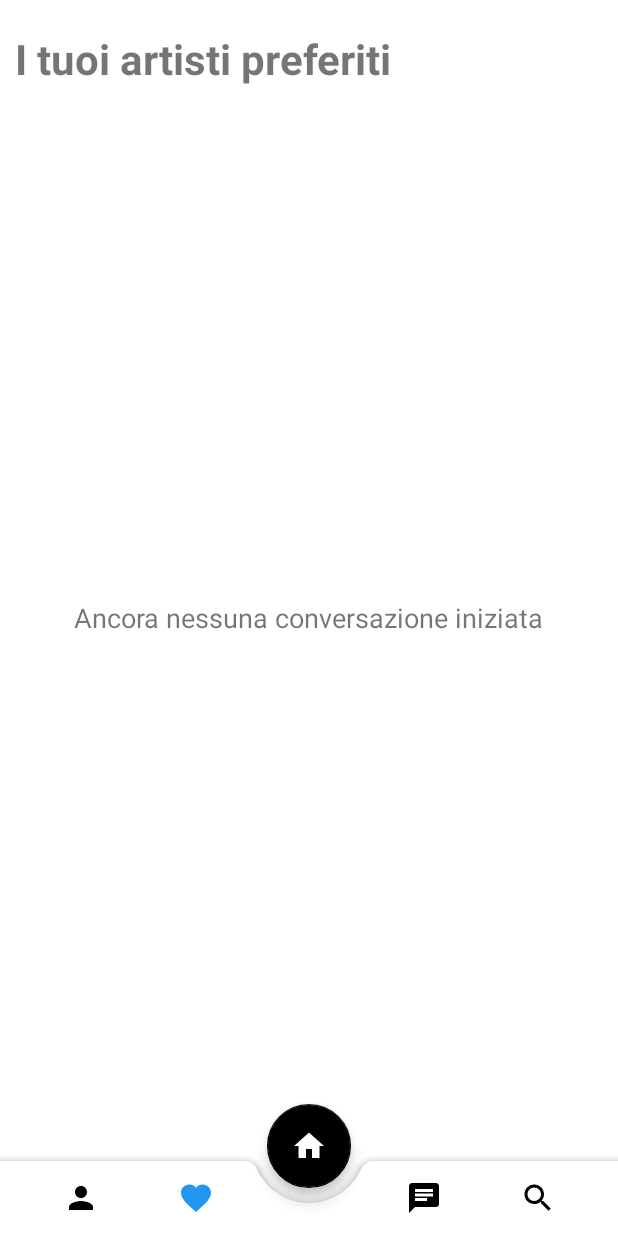
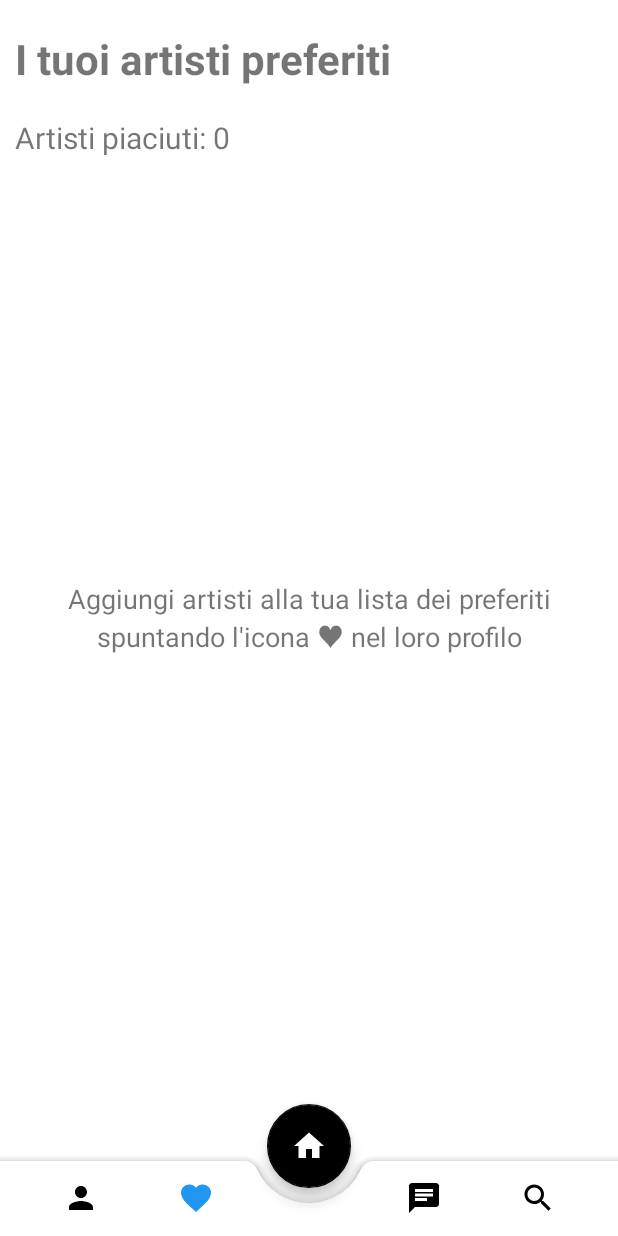
Before and after one commit to alessandrofloris/ProgettoIum, an Android app: the Favorites screen opened directly, with no data from a screen before it, on a phone screen of 412 x 824 dp. Run offline under Robolectric (Android 15) with nearby library versions, the phone set to English and light mode, and no system bars.

Commit message:
update
-correzione bottom menu
-correzione side menu
-aggiunte cose e controlli ai preferiti
-aggiunte snackbars

-ancora niente video mi ammazzo

```diff
--- a/app/src/main/java/com/example/progetto/Favorites.java
+++ b/app/src/main/java/com/example/progetto/Favorites.java
@@ -17,6 +17,8 @@ import androidx.appcompat.app.AppCompatActivity;
 import com.google.android.material.bottomnavigation.BottomNavigationView;
 import com.google.android.material.floatingactionbutton.FloatingActionButton;
 
+import org.w3c.dom.Text;
+
 import java.time.temporal.Temporal;
 import java.util.ArrayList;
 import java.util.List;
@@ -35,6 +37,10 @@ public class Favorites extends AppCompatActivity {
         setContentView(R.layout.activity_favorites);
 
         likedArtists = ArtistService.getInstance().getLikedArtists();
+
+        TextView nLikedArtists = findViewById(R.id.number_liked_artist);
+        String messageNumberLikedArtists = "Artisti piaciuti: "+likedArtists.size();
+        nLikedArtists.setText(messageNumberLikedArtists);
 
         if(likedArtists.size()>0) {
             TextView errorMessage = findViewById(R.id.nochatyet_message);
--- a/app/src/main/res/layout/activity_artist_profile.xml
+++ b/app/src/main/res/layout/activity_artist_profile.xml
@@ -6,7 +6,8 @@
     android:layout_width="match_parent"
     android:layout_height="match_parent"
     android:orientation="vertical"
-    tools:context=".ArtistProfile">
+    tools:context=".ArtistProfile"
+    android:id="@+id/id_artist_profile_activity">
 
     <androidx.appcompat.widget.Toolbar
         android:id="@+id/toolbar"
--- a/app/src/main/res/layout/activity_favorites.xml
+++ b/app/src/main/res/layout/activity_favorites.xml
@@ -9,10 +9,10 @@
 
 
 
-    <androidx.constraintlayout.widget.ConstraintLayout
+    <LinearLayout
         android:layout_width="match_parent"
         android:layout_height="match_parent"
-        android:orientation="horizontal">
+        android:orientation="vertical">
 
         <TextView
             android:id="@+id/activity_title"
@@ -24,28 +24,37 @@
             android:textStyle="bold"
             android:textSize="28sp"
             app:layout_constraintTop_toTopOf="parent"/>
-
-
+        <Space
+            android:layout_width="match_parent"
+            android:layout_height="20dp"/>
+        <TextView
+            android:id="@+id/number_liked_artist"
+            android:layout_width="match_parent"
+            android:layout_height="wrap_content"
+            android:layout_marginStart="10dp"
+            android:text="Artisti piaciuti: "
+            android:textSize="20dp" />
+        <Space
+            android:layout_width="match_parent"
+            android:layout_height="20dp"/>
         <ListView
             android:id="@+id/favoritesList"
             android:layout_marginTop="10dp"
             android:layout_width="match_parent"
             android:layout_height="660dp"
-            app:layout_constraintTop_toBottomOf="@id/activity_title">
+            app:layout_constraintTop_toBottomOf="@id/activity_title"/>
 
-        </ListView>
-
-
-
-    </androidx.constraintlayout.widget.ConstraintLayout>
+    </LinearLayout>
 
     <TextView
         android:id="@+id/nochatyet_message"
         android:layout_width="wrap_content"
+        android:layout_margin="10dp"
         android:layout_height="wrap_content"
         android:layout_gravity="center"
+        android:textAlignment="center"
         android:textSize="18dp"
-        android:text="Ancora nessuna conversazione iniziata"/>
+        android:text="Aggiungi artisti alla tua lista dei preferiti spuntando l'icona ♥ nel loro profilo"/>
 
     <include layout="@layout/bottom_nav_bar"
         android:id="@+id/bottom_menu"/>
```
Also changed, not shown: app/src/main/java/com/example/progetto/ArtistProfile.java (+15 -2 lines), app/src/main/java/com/example/progetto/Home.java (+36 -0 lines), app/src/main/res/layout/activity_home.xml (+13 -9 lines), app/src/main/res/layout/nav_header.xml (+4 -3 lines), app/src/main/res/menu/nav_menu.xml (+17 -3 lines).
